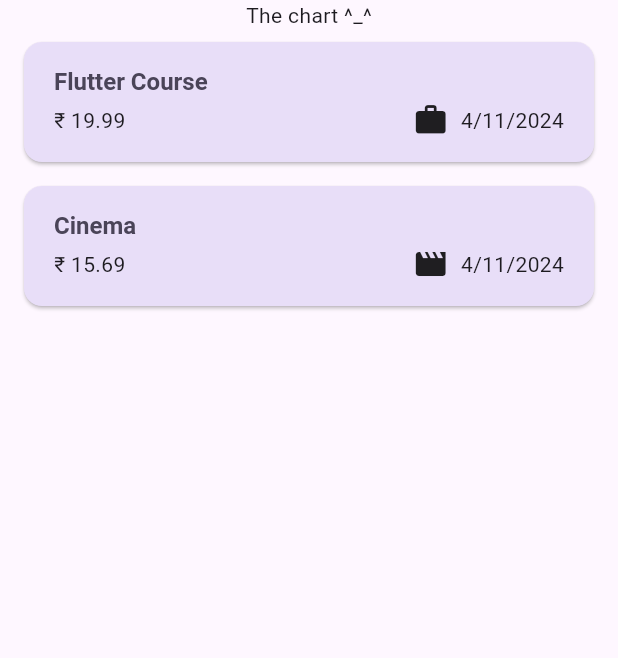
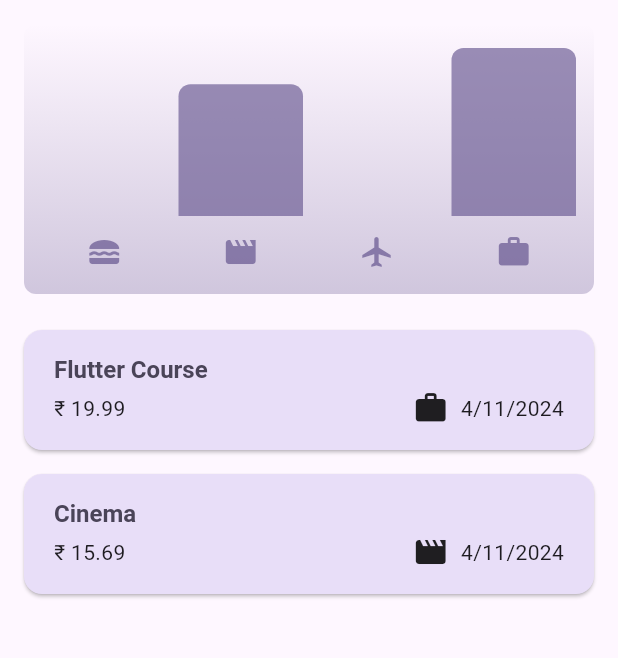
Before and after one commit to Vipin-V/expense_tracker, a Flutter app: the screen it shows after launch, on a phone screen of 412 x 824 dp, the part 84-742 px from its top. Run offline on Flutter 3.47's test engine with Material 3 defaults, Android fonts, the phone set to English and light mode, and no system bars.

Commit message:
added expense chart

```diff
--- a/lib/widgets/expenses.dart
+++ b/lib/widgets/expenses.dart
@@ -1,3 +1,4 @@
+import 'package:expense_tracker/widgets/chart/chart.dart';
 import 'package:expense_tracker/widgets/expenses_list/expenses_list.dart';
 import 'package:expense_tracker/models/expense.dart';
 import 'package:expense_tracker/widgets/new_expense.dart';
@@ -88,7 +89,7 @@ class _ExpensesState extends State<Expenses> {
       ),
       body: Column(
         children: [
-          const Text('The chart ^_^'),
+          Chart(expenses: _registeredExpenses),
           Expanded(
             child: mainContent,
           ),
```
